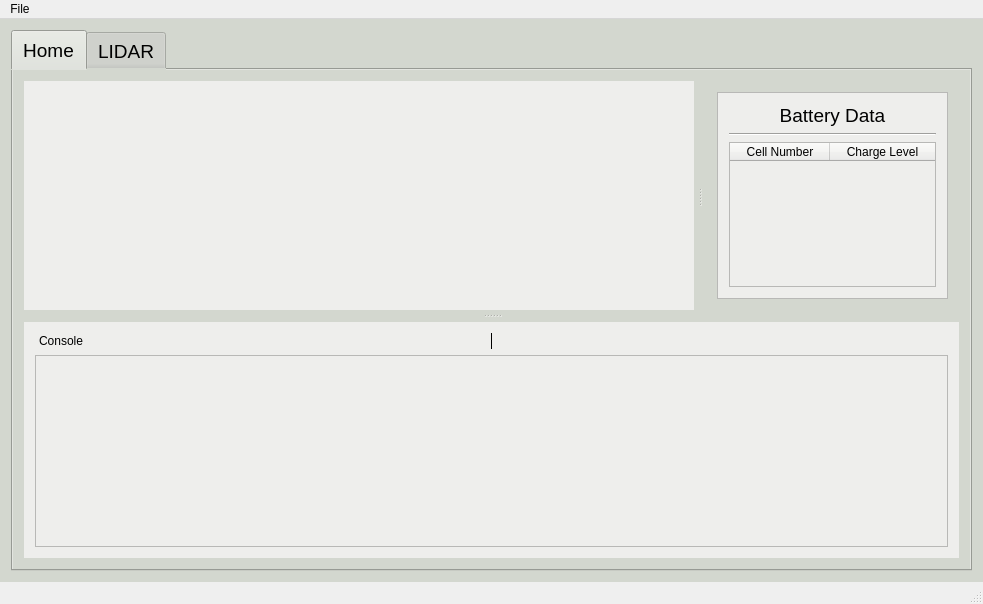
gcmvy3/voltron-dashboard, file mainwindow.ui: the form before one commit.
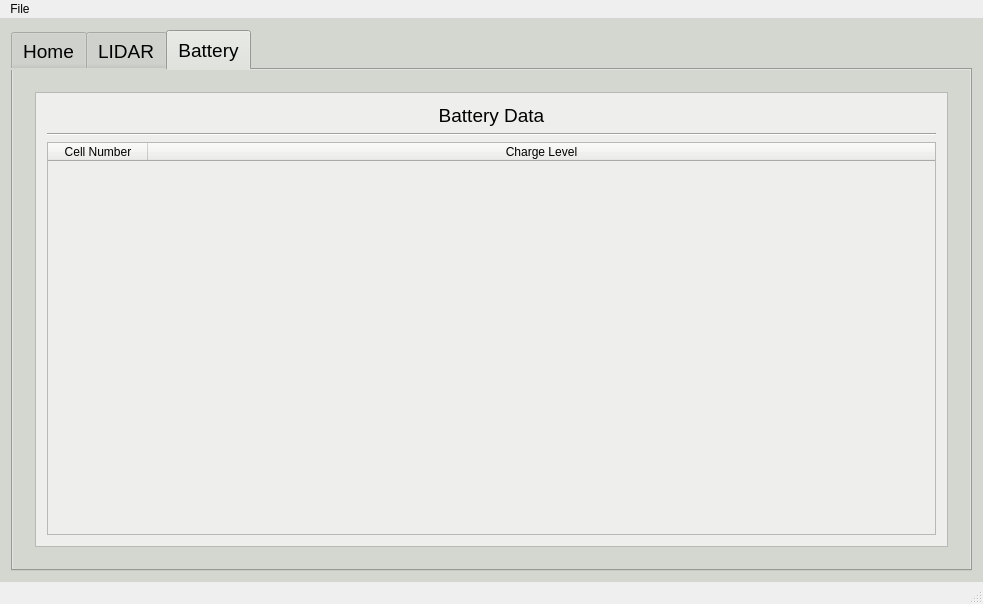
The form after the commit. The open tabs and pages were chosen to show the change. Custom widgets are drawn as their Qt base class.

Patch:
```diff
--- a/mainwindow.ui
+++ b/mainwindow.ui
@@ -17,7 +17,7 @@
    <property name="styleSheet">
     <string notr="true">background-color: rgb(211, 215, 207)</string>
    </property>
-   <layout class="QVBoxLayout" name="verticalLayout_2">
+   <layout class="QHBoxLayout" name="horizontalLayout">
     <item>
      <widget class="QTabWidget" name="tabWidget">
       <property name="styleSheet">
@@ -40,7 +40,7 @@
        <attribute name="title">
         <string>Home</string>
        </attribute>
-       <layout class="QVBoxLayout" name="verticalLayout_6">
+       <layout class="QVBoxLayout" name="verticalLayout_2">
         <item>
          <widget class="QSplitter" name="splitter_2">
           <property name="orientation">
@@ -80,12 +80,6 @@
             </property>
            </widget>
            <widget class="BatteryWidget" name="batteryWidget" native="true">
-            <property name="sizePolicy">
-             <sizepolicy hsizetype="Maximum" vsizetype="Preferred">
-              <horstretch>1</horstretch>
-              <verstretch>0</verstretch>
-             </sizepolicy>
-            </property>
             <property name="minimumSize">
              <size>
               <width>200</width>
@@ -225,6 +219,95 @@
         </item>
        </layout>
       </widget>
+      <widget class="QWidget" name="tab_3">
+       <attribute name="title">
+        <string>Battery</string>
+       </attribute>
+       <layout class="QVBoxLayout" name="verticalLayout_6">
+        <item>
+         <widget class="BatteryWidget" name="batteryWidget_2" native="true">
+          <property name="minimumSize">
+           <size>
+            <width>200</width>
+            <height>200</height>
+           </size>
+          </property>
+          <property name="styleSheet">
+           <string notr="true"/>
+          </property>
+          <layout class="QVBoxLayout" name="verticalLayout_8">
+           <item>
+            <widget class="QFrame" name="frame_2">
+             <property name="styleSheet">
+              <string notr="true">background-color: rgb(238, 238, 236)</string>
+             </property>
+             <property name="frameShape">
+              <enum>QFrame::StyledPanel</enum>
+             </property>
+             <property name="frameShadow">
+              <enum>QFrame::Raised</enum>
+             </property>
+             <layout class="QVBoxLayout" name="verticalLayout_9">
+              <item>
+               <layout class="QVBoxLayout" name="verticalLayout_10">
+                <item>
+                 <widget class="QLabel" name="batteryLabel_2">
+                  <property name="font">
+                   <font>
+                    <pointsize>14</pointsize>
+                   </font>
+                  </property>
+                  <property name="autoFillBackground">
+                   <bool>false</bool>
+                  </property>
+                  <property name="text">
+                   <string>Battery Data</string>
+                  </property>
+                  <property name="alignment">
+                   <set>Qt::AlignCenter</set>
+                  </property>
+                 </widget>
+                </item>
+                <item>
+                 <widget class="Line" name="line_2">
+                  <property name="orientation">
+                   <enum>Qt::Horizontal</enum>
+                  </property>
+                 </widget>
+                </item>
+                <item>
+                 <widget class="QTableWidget" name="batteryTable_2">
+                  <property name="columnCount">
+                   <number>2</number>
+                  </property>
+                  <attribute name="horizontalHeaderStretchLastSection">
+                   <bool>true</bool>
+                  </attribute>
+                  <attribute name="verticalHeaderVisible">
+                   <bool>false</bool>
+                  </attribute>
+                  <column>
+                   <property name="text">
+                    <string>Cell Number</string>
+                   </property>
+                  </column>
+                  <column>
+                   <property name="text">
+                    <string>Charge Level</string>
+                   </property>
+                  </column>
+                 </widget>
+                </item>
+               </layout>
+              </item>
+             </layout>
+            </widget>
+           </item>
+          </layout>
+         </widget>
+        </item>
+       </layout>
+      </widget>
      </widget>
     </item>
    </layout>
```
